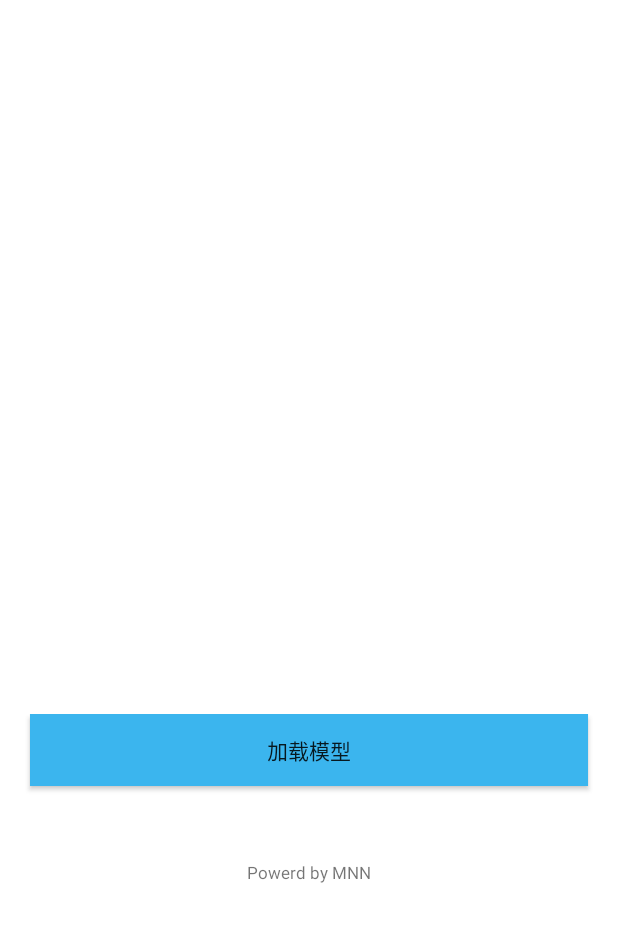
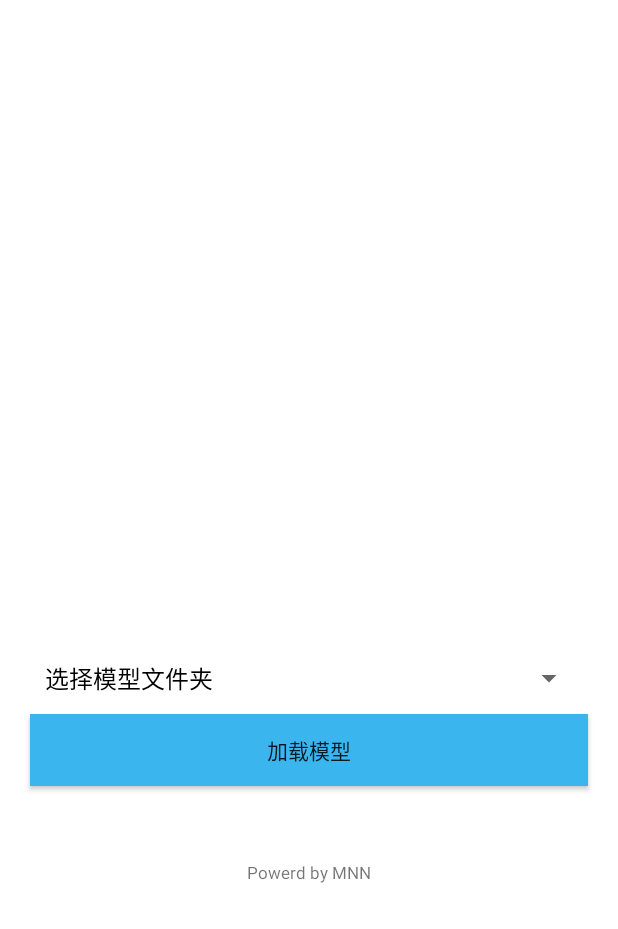
Before and after one commit to wangzhaode/mnn-llm, an Android app: the screen it shows after launch (MainActivity), on a phone screen of 412 x 824 dp, the part 307-1236 px from its top. Run offline under Robolectric (Android 15) with nearby library versions, the phone set to English and light mode, and no system bars.

Commit message:
android app add model select

```diff
--- a/android/app/src/main/java/com/mnn/llm/MainActivity.java
+++ b/android/app/src/main/java/com/mnn/llm/MainActivity.java
@@ -8,13 +8,18 @@ import android.os.Bundle;
 import android.os.Handler;
 import android.os.Message;
 import android.view.View;
+import android.widget.AdapterView;
+import android.widget.ArrayAdapter;
 import android.widget.Button;
 import android.widget.ProgressBar;
 import android.widget.RelativeLayout;
+import android.widget.Spinner;
 import android.widget.TextView;
+import android.widget.Toast;
 
 import java.io.File;
 import java.io.IOException;
+import java.util.ArrayList;
 
 
 public class MainActivity extends AppCompatActivity {
@@ -27,9 +32,11 @@ public class MainActivity extends AppCompatActivity {
     private ProgressBar mProcessBar;
     private TextView mProcessName;
     private TextView mProcessPercent;
+    private Spinner mSpinnerModels;
     // resource files
+    private String mSearchPath = "/data/local/tmp/mnn-llm/";
     private String mModelName = "qwen-1.8b-int4";
-    private String mModelDir = "/data/local/tmp/chat/" + mModelName; // default dir
+    private String mModelDir = mSearchPath + mModelName; // default dir
     private boolean mModelReady = true;
     @Override
     protected void onCreate(Bundle savedInstanceState) {
@@ -42,8 +49,24 @@ public class MainActivity extends AppCompatActivity {
         mProcessBar = (ProgressBar)findViewById(R.id.process_bar);
         mProcessName = (TextView)findViewById(R.id.process_name);
         mProcessPercent = (TextView)findViewById(R.id.process_percent);
-        // using assert file
+        mSpinnerModels = (Spinner) findViewById(R.id.spinner_models);
+        // default using assert file
         mModelDir = this.getCacheDir() + "/" + mModelName;
+        populateFoldersSpinner();
+        mSpinnerModels.setOnItemSelectedListener(new AdapterView.OnItemSelectedListener() {
+            @Override
+            public void onItemSelected(AdapterView<?> parent, View view, int position, long id) {
+                if (position > 0) {
+                    mModelName = (String) parent.getItemAtPosition(position);
+                    mModelInfo.setText("选择模型：" + mModelName);
+                    mModelInfo.setVisibility(View.VISIBLE);
+                    mModelDir = mSearchPath + mModelName;
+                }
+            }
+            @Override
+            public void onNothingSelected(AdapterView<?> parent) {
+            }
+        });
         mProcessHandler = new Handler() {
             @Override
             public void handleMessage(Message msg) {
@@ -107,6 +130,26 @@ public class MainActivity extends AppCompatActivity {
         return true;
     }
 
+    private ArrayList<String> getFoldersList(String path) {
+        File directory = new File(path);
+        File[] files = directory.listFiles();
+        ArrayList<String> foldersList = new ArrayList<>();
+
+        if (files != null) {
+            for (File file : files) {
+                if (file.isDirectory()) {
+                    foldersList.add(file.getName());
+                }
+            }
+        }
+        return foldersList;
+    }
+    private void populateFoldersSpinner() {
+        ArrayList<String> folders = getFoldersList("/data/local/tmp/mnn-llm");
+        folders.add(0, getString(R.string.spinner_prompt));
+        ArrayAdapter<String> adapter = new ArrayAdapter<>(this, android.R.layout.simple_spinner_dropdown_item, folders);
+        mSpinnerModels.setAdapter(adapter);
+    }
     public void loadModel(View view) {
         onCheckModels();
         if (!mModelReady) {
--- a/android/app/src/main/res/layout/activity_main.xml
+++ b/android/app/src/main/res/layout/activity_main.xml
@@ -37,6 +37,14 @@
         android:layout_alignParentBottom="true"
         android:orientation="vertical">
 
+        <Spinner
+            android:id="@+id/spinner_models"
+            android:layout_width="match_parent"
+            android:layout_height="wrap_content"
+            android:layout_gravity="center"
+            android:layout_marginHorizontal="10pt"
+            android:prompt="@string/spinner_prompt"
+            android:spinnerMode="dropdown"/>
         <TextView
             android:id="@+id/model_info"
             android:layout_width="wrap_content"
--- a/android/app/src/main/res/values/strings.xml
+++ b/android/app/src/main/res/values/strings.xml
@@ -5,4 +5,5 @@
     <string name="navigation_drawer_close">Close navigation drawer</string>
     <string name="action_settings">Settings</string>
     <string name="main_describe">mnn-llm</string>
+    <string name="spinner_prompt">选择模型文件夹</string>
 </resources>
```
